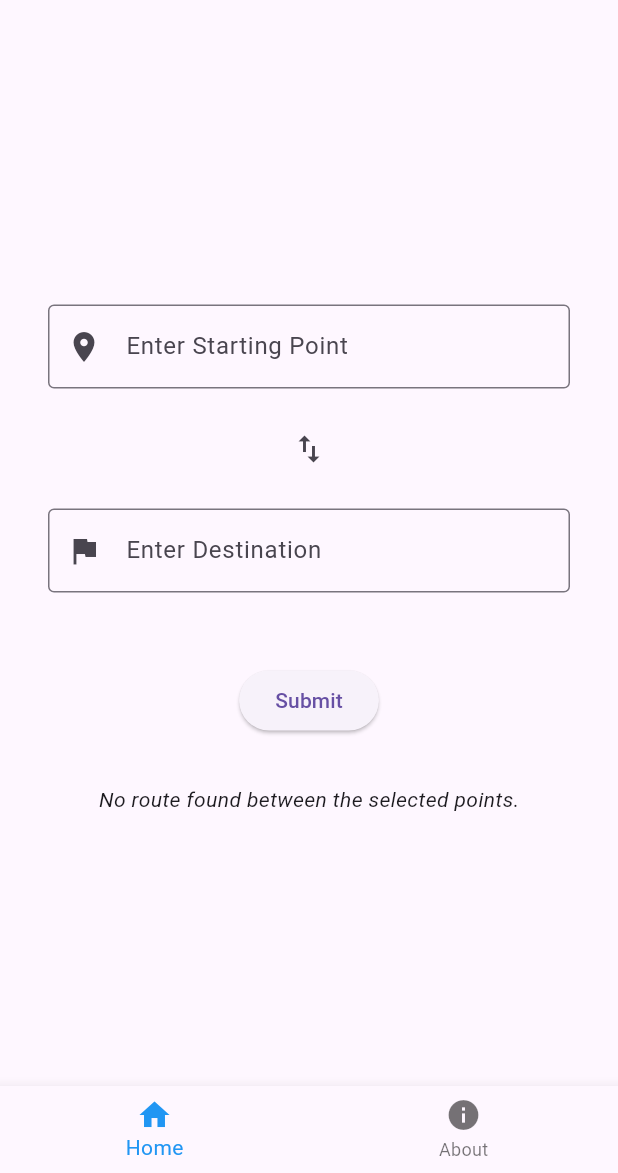
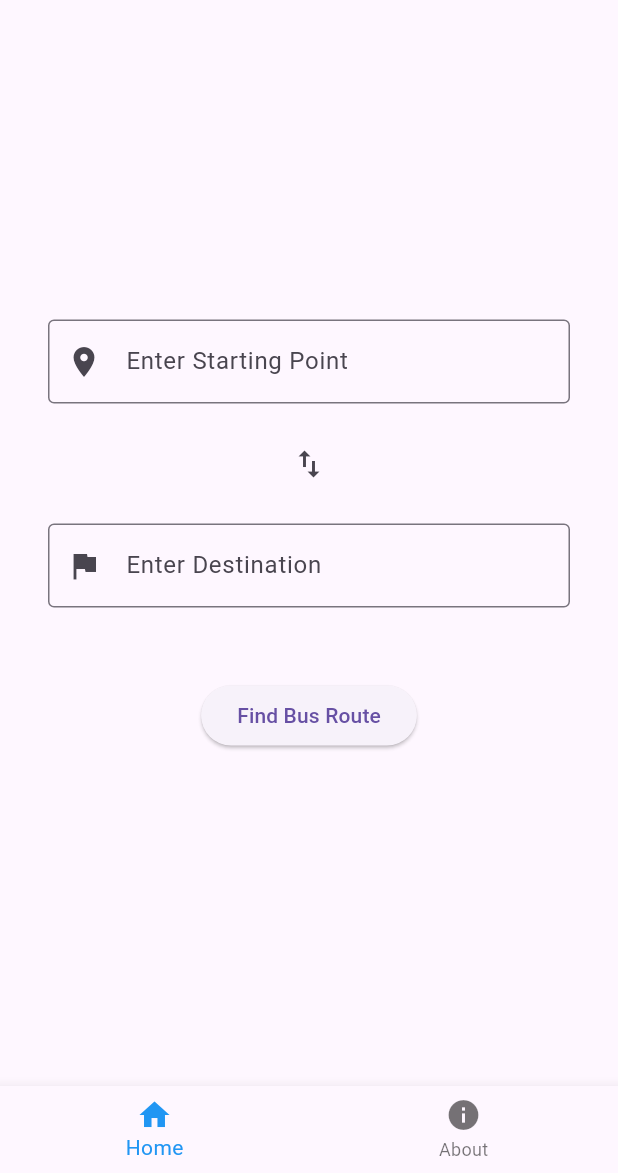
Before and after one commit to navaneethpp/Anavandi-Locator, a Flutter app: the screen it shows after launch, on a phone screen of 412 x 824 dp, the part 63-1236 px from its top. Run offline on Flutter 3.47's test engine with Material 3 defaults, Android fonts, the light colour scheme and no system bars; our stand-ins replace cloud_firestore, firebase_core, flutter_map, geolocator, latlong2; accounts and stored records are empty.

Commit message:
Display searched start and destination in "No route found" message on Home screen

```diff
--- a/anavandi_locator/lib/presentation/screens/about_page.dart
+++ b/anavandi_locator/lib/presentation/screens/about_page.dart
@@ -14,7 +14,7 @@ class AboutPage extends StatelessWidget {
             style: TextStyle(fontSize: 50, fontWeight: FontWeight.bold),
           ),
         ),
-        const Center(child: Text('Version: 0.2.8 beta')),
+        const Center(child: Text('Version: 0.2.8.1 beta')),
       ],
     );
   }
--- a/anavandi_locator/lib/presentation/screens/home_content.dart
+++ b/anavandi_locator/lib/presentation/screens/home_content.dart
@@ -7,6 +7,7 @@ import 'package:anavandi_locator/presentation/widgets/place_suggestion_list.dart
 import 'package:anavandi_locator/data/models/bus_route.dart';
 import 'package:anavandi_locator/presentation/widgets/bus_route_card.dart';
 import 'package:anavandi_locator/common/widgets/swap_button.dart';
+import 'dart:async';
 
 class HomeContent extends StatefulWidget {
   final VoidCallback onSubmit;
@@ -37,6 +38,8 @@ class HomeContentState extends State<HomeContent> {
   final LayerLink _startPointLayerLink = LayerLink();
   final LayerLink _destinationLayerLink = LayerLink();
   List<BusRoute> _routes = [];
+  bool _hasSearched = false;
+  Timer? _noRouteTimer;
 
   void _onStartPointChanged(String value) async {
     if (value.isEmpty) {
@@ -156,6 +159,19 @@ class HomeContentState extends State<HomeContent> {
   void updateRoute(List<BusRoute> routes) {
     setState(() {
       _routes = routes;
+      if (_routes.isNotEmpty) {
+        _hasSearched = true;
+        _noRouteTimer?.cancel(); // Cancel any existing timer
+      } else if (_hasSearched) {
+        // Start a timer to potentially hide the message
+        _noRouteTimer = Timer(const Duration(seconds: 10), () {
+          if (mounted && _routes.isEmpty) {
+            setState(() {
+              _hasSearched = false;
+            });
+          }
+        });
+      }
     });
   }
 
@@ -171,6 +187,7 @@ class HomeContentState extends State<HomeContent> {
     _destinationFocusNode.dispose();
     _hideStartPointSuggestionsOverlay();
     _hideDestinationSuggestionsOverlay();
+    _noRouteTimer?.cancel();
     super.dispose();
   }
 
@@ -220,8 +237,11 @@ class HomeContentState extends State<HomeContent> {
             ),
             const SizedBox(height: 24),
             SubmitButton(
-              label: 'Submit',
+              label: 'Find Bus Route',
               onPressed: () {
+                setState(() {
+                  _hasSearched = true;
+                });
                 widget.onSubmit();
               },
             ),
@@ -237,10 +257,11 @@ class HomeContentState extends State<HomeContent> {
                   },
                 ),
               )
-            else
-              const Text(
-                'No route found between the selected points.',
-                style: TextStyle(fontStyle: FontStyle.italic),
+            else if (_hasSearched)
+              Text(
+                'No route found between "${widget.startPointController.text}" and "${widget.destinationController.text}".',
+                style: const TextStyle(fontStyle: FontStyle.italic),
+                textAlign: TextAlign.center, // Added to center the text
               ),
           ],
         ),
```
